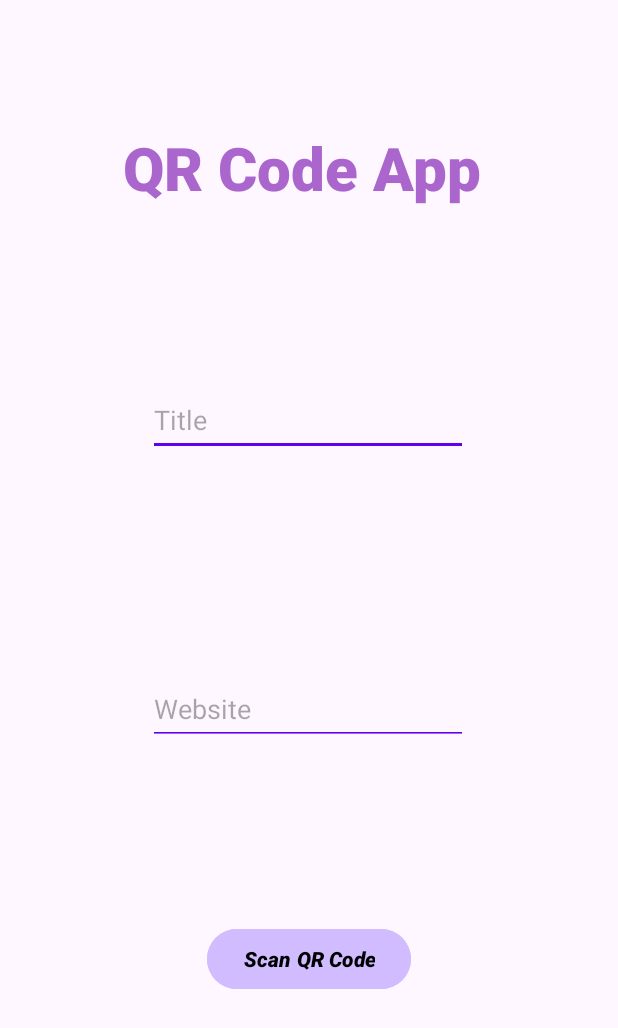
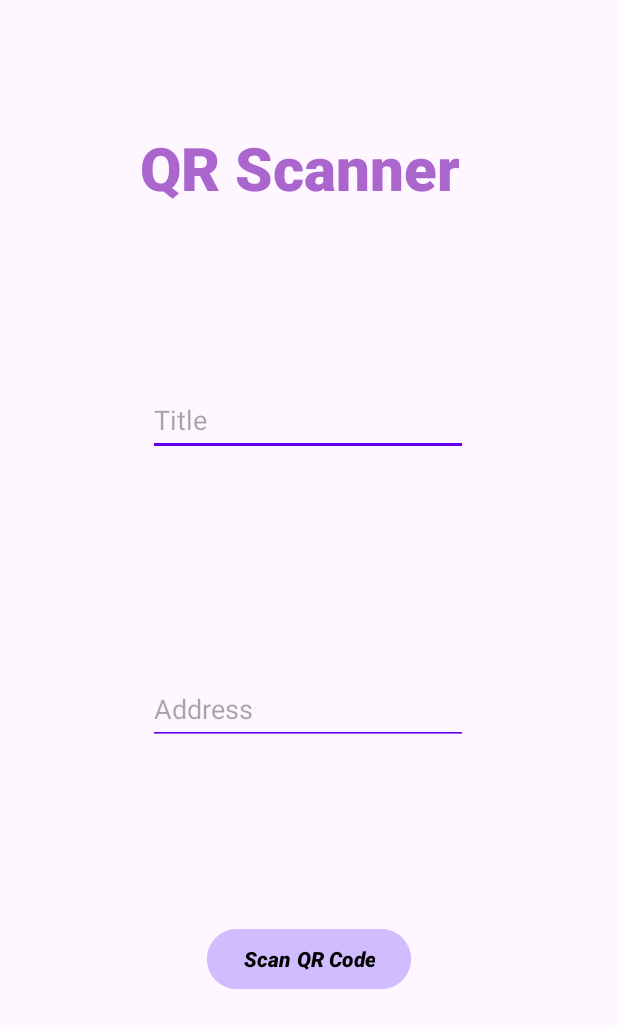
Before and after one commit to Kayla-MG/QRCode1, an Android app: the screen it shows after launch (MainActivity), on a phone screen of 412 x 824 dp. Shown: the top 1028 px of the screen. Run offline under Robolectric (Android 15) with nearby library versions, the phone set to English and light mode, and no system bars; libraries missing offline, so code that uses them is left out: com.google.zxing.integration.

Commit message:
last push

```diff
--- a/app/src/main/res/layout/activity_main.xml
+++ b/app/src/main/res/layout/activity_main.xml
@@ -30,7 +30,7 @@
             android:layout_width="wrap_content"
             android:layout_height="wrap_content"
             android:fontFamily="sans-serif-black"
-            android:text="QR Code App"
+            android:text="QR Scanner"
             android:textAlignment="center"
             android:textColor="@android:color/holo_purple"
             android:textSize="40sp"
@@ -48,7 +48,7 @@
             android:layout_height="wrap_content"
             android:backgroundTint="@color/design_default_color_primary"
             android:ems="10"
-            android:hint="Website"
+            android:hint="Address"
             android:inputType="text"
             android:minHeight="48dp"
             android:text=""
```
